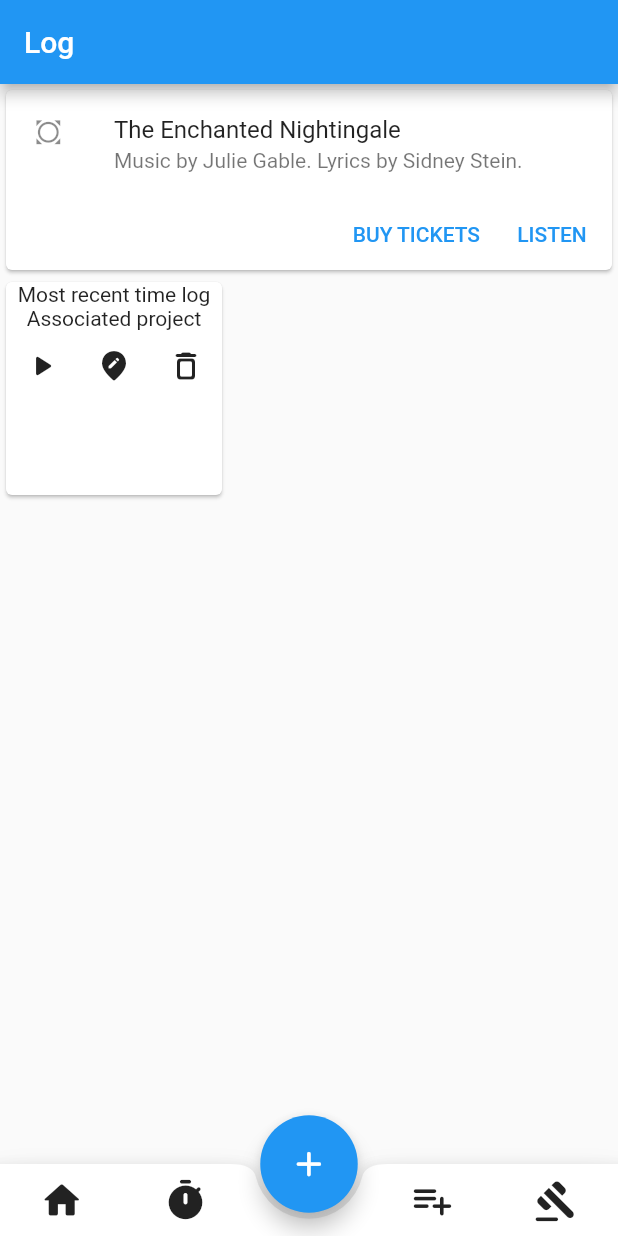
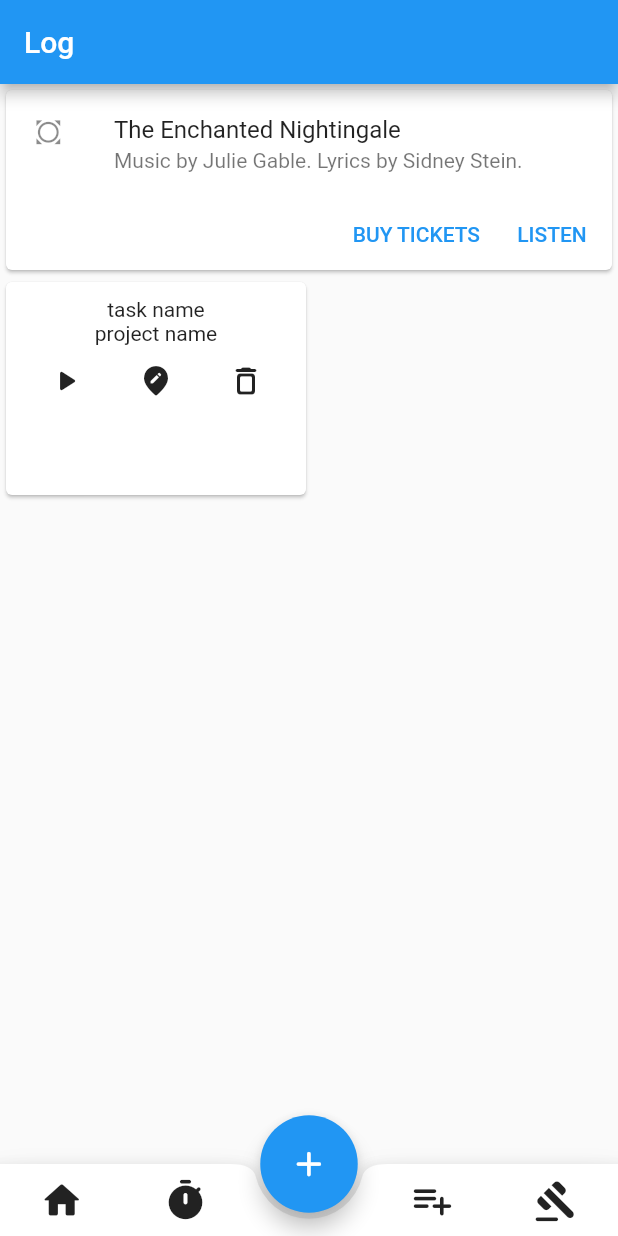
Before and after one commit to Z-inator/productivity_app, a Flutter app: the screen it shows after launch, on a phone screen of 412 x 824 dp. Run offline on Flutter 3.47's test engine with Material 2 defaults, Android fonts, the phone set to English and light mode, and no system bars.

Commit message:
Base Frame is currently working

```diff
--- /dev/null
+++ b/lib/components/reusable_time_card_widget.dart
@@ -0,0 +1,51 @@
+import 'package:flutter/material.dart';
+
+class ReusableTimeCard extends StatelessWidget {
+  ReusableTimeCard({this.task, this.project, this.timeLogged});
+
+  final String task;
+  final String project;
+  final String timeLogged;
+
+  @override
+  Widget build(BuildContext context) {
+    return Card(
+        child: Container(
+      constraints: BoxConstraints(
+        maxWidth: 200,
+      ),
+      padding: EdgeInsets.all(10.0),
+      child: Column(
+        children: <Widget>[
+          Text(
+            task,
+            softWrap: false,
+            overflow: TextOverflow.fade,
+          ),
+          Text(
+            project,
+            softWrap: false,
+            overflow: TextOverflow.fade,
+          ),
+          Row(
+              mainAxisSize: MainAxisSize.max,
+              mainAxisAlignment: MainAxisAlignment.spaceAround,
+              children: <Widget>[
+                IconButton(
+                  icon: Icon(Icons.play_arrow_rounded),
+                  onPressed: () {},
+                ),
+                IconButton(
+                  icon: Icon(Icons.edit_location_rounded),
+                  onPressed: () {},
+                ),
+                IconButton(
+                  icon: Icon(Icons.delete_outline_rounded),
+                  onPressed: () {},
+                ),
+              ])
+        ],
+      ),
+    ));
+  }
+}
--- a/lib/screens/base_framework.dart
+++ b/lib/screens/base_framework.dart
@@ -1,5 +1,6 @@
 import 'package:flutter/material.dart';
 import 'home_screen.dart';
+
 
 class BaseFramework extends StatelessWidget {
   @override
@@ -8,71 +9,7 @@ class BaseFramework extends StatelessWidget {
       appBar: AppBar(
         title: Text('Log'),
       ),
-      body: Column(
-        crossAxisAlignment: CrossAxisAlignment.stretch,
-        children: <Widget>[
-          Card(
-            child: Column(
-              mainAxisSize: MainAxisSize.min,
-              children: <Widget>[
-                const ListTile(
-                  leading: Icon(Icons.all_out),
-                  title: Text('The Enchanted Nightingale'),
-                  subtitle:
-                      Text('Music by Julie Gable. Lyrics by Sidney Stein.'),
-                ),
-                Row(
-                  mainAxisAlignment: MainAxisAlignment.end,
-                  children: <Widget>[
-                    TextButton(
-                      child: const Text('BUY TICKETS'),
-                      onPressed: () {/* ... */},
-                    ),
-                    const SizedBox(width: 8),
-                    TextButton(
-                      child: const Text('LISTEN'),
-                      onPressed: () {/* ... */},
-                    ),
-                    const SizedBox(width: 8),
-                  ],
-                ),
-              ],
-            ),
-          ),
-          Container(
-            height: 150.0,
-            child: ListView(
-              scrollDirection: Axis.horizontal,
-              children: <Widget>[
-                Card(
-                  child: Column(
-                    children: <Widget>[
-                      Text('Most recent time log'),
-                      Text('Associated project'),
-                      Row(
-                        children: <Widget>[
-                          IconButton(
-                            icon: Icon(Icons.play_arrow_rounded),
-                            onPressed: () {},
-                          ),
-                          IconButton(
-                            icon: Icon(Icons.edit_location_rounded),
-                            onPressed: () {},
-                          ),
-                          IconButton(
-                            icon: Icon(Icons.delete_outline_rounded),
-                            onPressed: () {},
-                          ),
-                        ]
-                      )
-                    ],
-                    )
-                  ),
-              ],
-            ),
-          ),
-        ],
-      ),
+      body: HomeScreen(),
       bottomNavigationBar: BottomAppBar(
           color: Colors.white,
           shape: CircularNotchedRectangle(),
```
Also changed, not shown: lib/screens/home_screen.dart (+30 -58 lines), lib/components/home_page_dashboard.dart (added).
